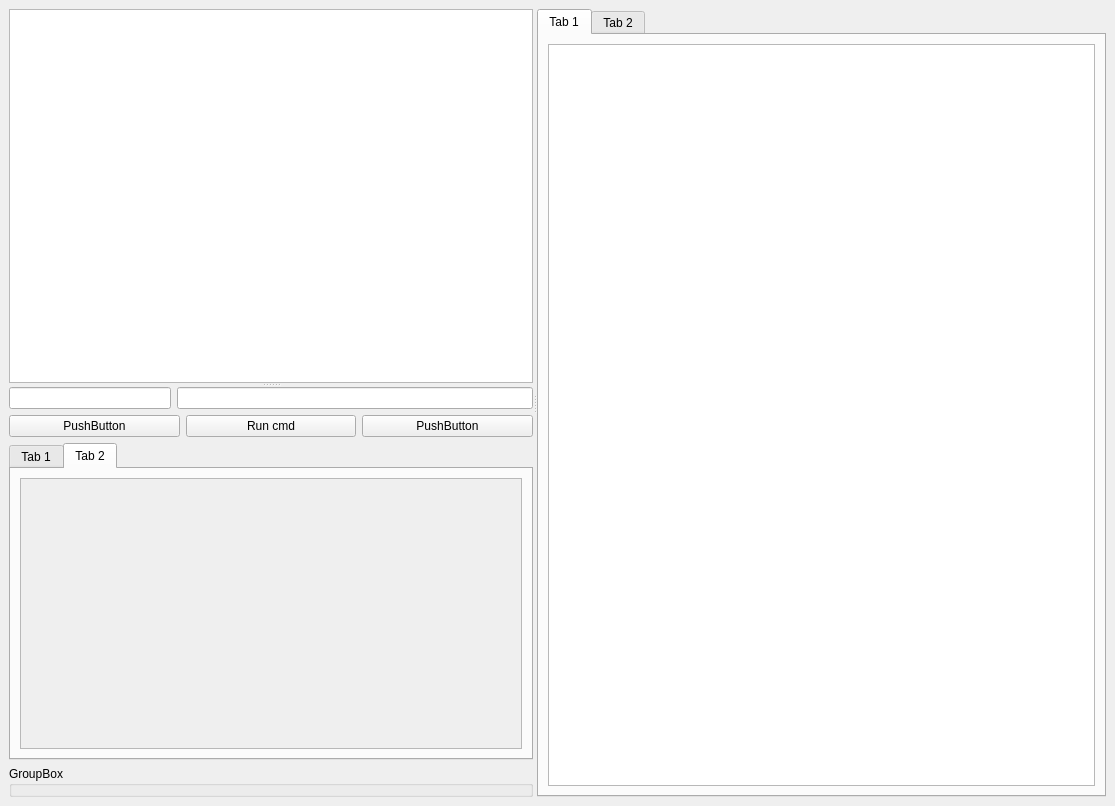
This is src/client/client.ui in ccp4/DUI2 as Qt 5 draws it before an edit. The edited form follows.
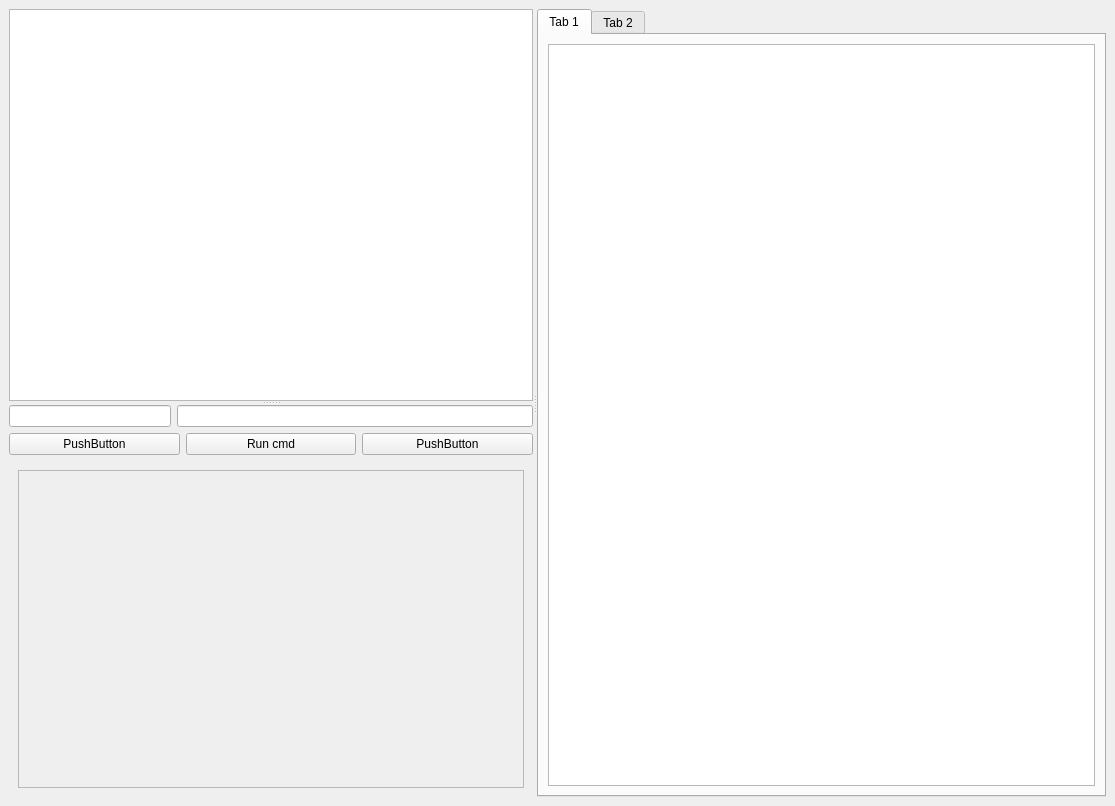
This is the edited form. The open tabs and pages were chosen to show the change.

Commit message: adding stacked widget

What changed in the file:
```diff
--- a/src/client/client.ui
+++ b/src/client/client.ui
@@ -70,6 +70,34 @@
           </layout>
          </item>
          <item>
+          <widget class="QStackedWidget" name="stackedWidget">
+           <property name="currentIndex">
+            <number>1</number>
+           </property>
+           <widget class="QWidget" name="page">
+            <layout class="QHBoxLayout" name="horizontalLayout_5">
+             <item>
+              <widget class="QScrollArea" name="scrollArea">
+               <property name="widgetResizable">
+                <bool>true</bool>
+               </property>
+               <widget class="QWidget" name="scrollAreaWidgetContents_3">
+                <property name="geometry">
+                 <rect>
+                  <x>0</x>
+                  <y>0</y>
+                  <width>506</width>
+                  <height>336</height>
+                 </rect>
+                </property>
+               </widget>
+              </widget>
+             </item>
+            </layout>
+           </widget>
+           <widget class="QWidget" name="page_2">
+            <layout class="QGridLayout" name="gridLayout_3">
+             <item row="0" column="0">
           <widget class="QTabWidget" name="ParamsTabWidget">
            <property name="currentIndex">
             <number>1</number>
@@ -124,11 +152,8 @@
            </widget>
           </widget>
          </item>
-         <item>
-          <widget class="QGroupBox" name="groupBox">
-           <property name="title">
-            <string>GroupBox</string>
-           </property>
+            </layout>
+           </widget>
           </widget>
          </item>
         </layout>
```
Left out of the diff: 24 changed lines with no effect on the pictures. Lines whose indentation alone changed are shown as unchanged. The commit also changes 1 other file.
